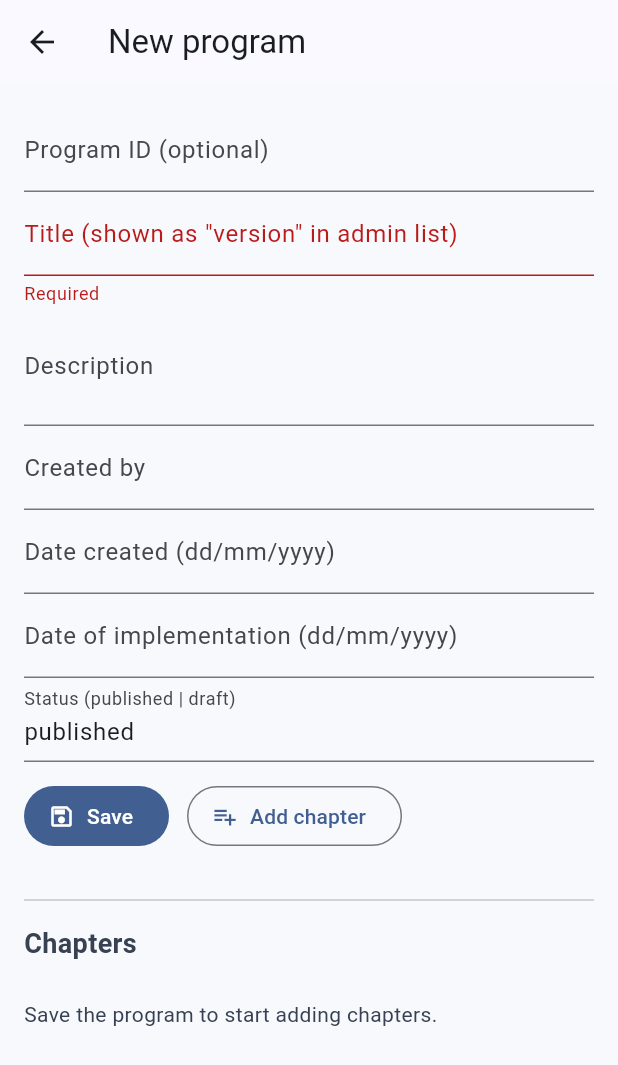
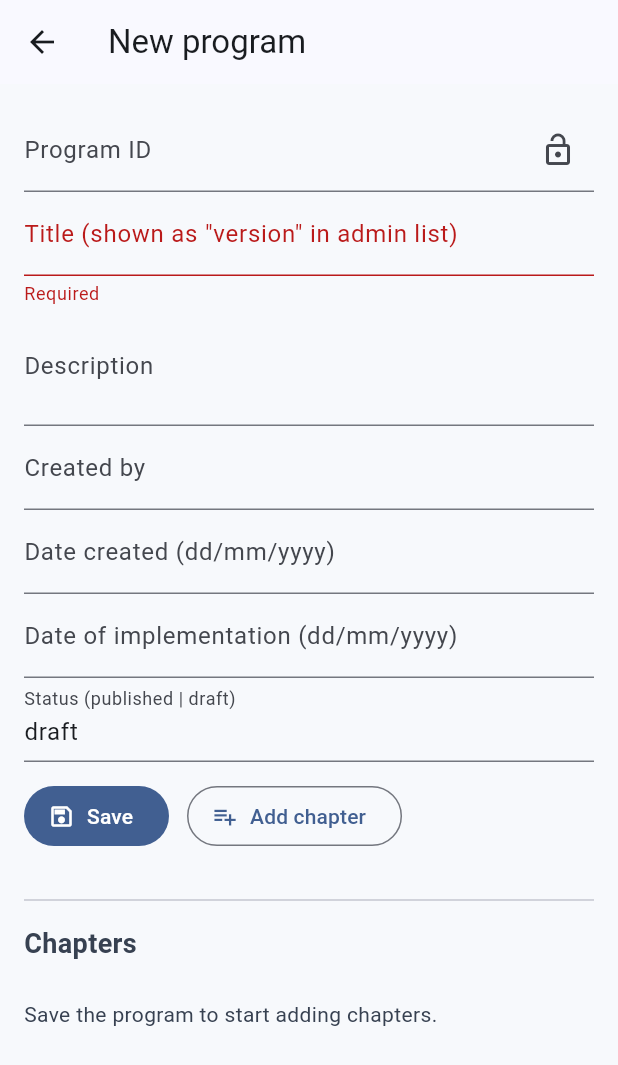
Before and after one commit to felipecamara1998/TPRB, a Flutter app: the ProgramEditorPage screen opened directly, after a tap on "Save", on a phone screen of 412 x 824 dp. Shown: the top 1065 px of the screen. Run offline on Flutter 3.47's test engine with Material 3 defaults, Android fonts, the light colour scheme and no system bars; our stand-ins replace cloud_firestore, firebase_auth, firebase_core; accounts and stored records are empty.

Commit message:
Change for creating and adding chapter, bug correction

```diff
--- a/lib/dashboards/admin/program_editor_page.dart
+++ b/lib/dashboards/admin/program_editor_page.dart
@@ -26,13 +26,33 @@ class _ProgramEditorPageState extends State<ProgramEditorPage> {
   final _createdByCtrl = TextEditingController();
   final _dateCreatedCtrl = TextEditingController();
   final _dateImplCtrl = TextEditingController();
-  final _statusCtrl = TextEditingController(text: 'published');
+  final _statusCtrl = TextEditingController(text: 'draft');
+
+  String? _cachedProgramId;
+  bool _programIdLocked = false;
 
   DocumentReference<Map<String, dynamic>> get _doc {
     final col = FirebaseFirestore.instance.collection(_kProgramsCol);
-    if (widget.programId != null) return col.doc(widget.programId);
-    final id = (_idCtrl.text.trim().isEmpty) ? null : _idCtrl.text.trim();
-    return id == null ? col.doc() : col.doc(id);
+
+    // 1) Se veio em widget, use-o
+    if (widget.programId != null && widget.programId!.isNotEmpty) {
+      return col.doc(widget.programId);
+    }
+
+    // 2) Se o usuário digitou, use o digitado
+    final typed = _idCtrl.text.trim();
+    if (typed.isNotEmpty) {
+      _cachedProgramId = typed; // sincroniza cache
+      return col.doc(typed);
+    }
+
+    // 3) Caso contrário, gere UMA vez e reutilize
+    _cachedProgramId ??= col.doc().id; // <-- gera só 1x
+    if (_idCtrl.text.isEmpty) {
+      _idCtrl.text = _cachedProgramId!; // preenche o campo para o usuário ver
+      // não chame setState aqui (getter); trave no botão (abaixo)
+    }
+    return col.doc(_cachedProgramId);
   }
 
   @override
@@ -63,14 +83,25 @@ class _ProgramEditorPageState extends State<ProgramEditorPage> {
     setState(() {});
   }
 
+  void _materializeAndLockProgramId() {
+    // força materializar o _doc (se o campo estiver vazio, o getter preenche _idCtrl)
+    final _ = _doc;
+    if (!_programIdLocked) {
+      setState(() => _programIdLocked = true); // desabilita edição do Program ID
+    }
+  }
+
   Future<void> _saveProgram() async {
     if (!_formKey.currentState!.validate()) return;
+
+    _materializeAndLockProgramId();
 
     final ref = _doc;
     final isNew = widget.programId == null;
 
     final payload = <String, dynamic>{
-      'title': _titleCtrl.text.trim(),                 // <- admin shows as "version"
+      'docID': _idCtrl.text.trim(),
+      'title': _titleCtrl.text.trim(),
       'description': _descCtrl.text.trim(),
       'createdBy': _createdByCtrl.text.trim(),
       'dateCreated': _dateCreatedCtrl.text.trim(),
@@ -111,6 +142,8 @@ class _ProgramEditorPageState extends State<ProgramEditorPage> {
   Future<void> _addChapter() async {
     final chapterNo = await _promptText(context, title: 'Add chapter', label: 'Chapter number (e.g. 1, 2, 3)');
     if (chapterNo == null || chapterNo.trim().isEmpty) return;
+
+    _materializeAndLockProgramId();
 
     await _doc.set({
       'chapters': { chapterNo.trim(): {} }
@@ -215,9 +248,11 @@ class _ProgramEditorPageState extends State<ProgramEditorPage> {
                 if (!isEditing)
                   TextFormField(
                     controller: _idCtrl,
-                    decoration: const InputDecoration(
-                      labelText: 'Program ID (optional)',
-                      hintText: 'e.g. tprb3 (leave empty for auto-ID)',
+                    enabled: !_programIdLocked,
+                    readOnly: _programIdLocked,
+                    decoration: InputDecoration(
+                      labelText: 'Program ID',
+                      suffixIcon: Icon(_programIdLocked ? Icons.lock_outline : Icons.lock_open),
                     ),
                   ),
                 TextFormField(
```
